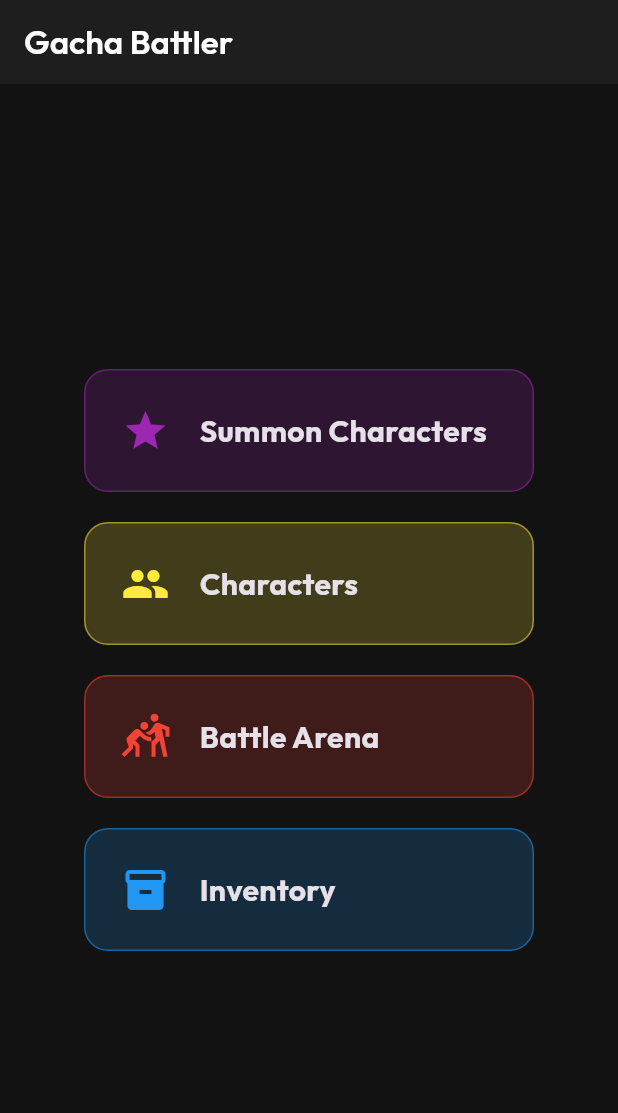
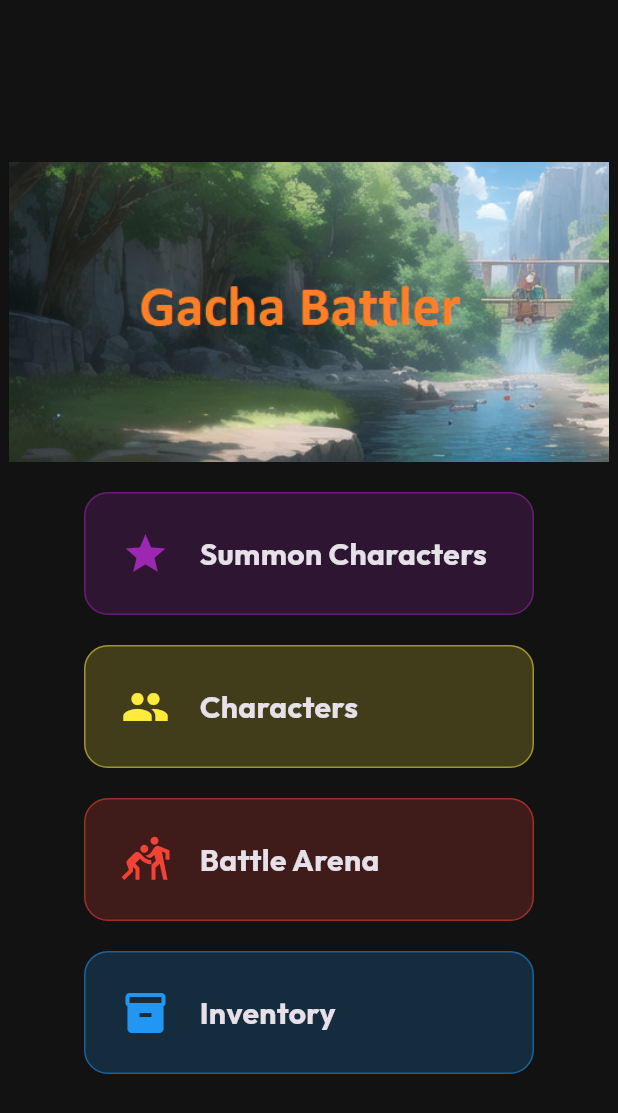
Before and after one commit to Jordan711/gacha-game-test, a Flutter app: the screen it shows after launch, on a phone screen of 412 x 824 dp. Shown: the top 1113 px of the screen. Run offline on Flutter 3.47's test engine with Material 3 defaults, Android fonts, the phone set to English and light mode, and no system bars; our stand-ins replace audioplayers, flutter_riverpod, go_router, google_fonts.

Commit message:
Put character images in their own folder

```diff
--- a/lib/src/features/battle/presentation/battle_screen.dart
+++ b/lib/src/features/battle/presentation/battle_screen.dart
@@ -118,7 +118,7 @@ class _BattleScreenState extends ConsumerState<BattleScreen> {
             ),
             const SizedBox(height: 8),
             Image.asset(
-              'assets/images/${character.name.toLowerCase()}.png',
+              'assets/images/characters/${character.name.toLowerCase()}.png',
               height: 100,
             ),
             const SizedBox(height: 8),
--- a/lib/src/features/gacha/presentation/gacha_screen.dart
+++ b/lib/src/features/gacha/presentation/gacha_screen.dart
@@ -104,7 +104,7 @@ class _GachaScreenState extends ConsumerState<GachaScreen> {
             ),
             const SizedBox(height: 10),
             Image.asset(
-              'assets/images/${character.name.toLowerCase()}.png',
+              'assets/images/characters/${character.name.toLowerCase()}.png',
               height: 100,
             ),
             const SizedBox(height: 10),
--- a/lib/src/features/home/presentation/home_screen.dart
+++ b/lib/src/features/home/presentation/home_screen.dart
@@ -7,11 +7,12 @@ class HomeScreen extends StatelessWidget {
   @override
   Widget build(BuildContext context) {
     return Scaffold(
-      appBar: AppBar(title: const Text('Gacha Battler')),
       body: Center(
         child: Column(
           mainAxisAlignment: MainAxisAlignment.center,
           children: [
+            Image.asset('assets/images/game_banner.png', height: 200),
+            const SizedBox(height: 20),
             _buildMenuButton(
               context,
               title: 'Summon Characters',
--- a/pubspec.yaml
+++ b/pubspec.yaml
@@ -61,6 +61,7 @@ flutter:
 
   assets:
     - assets/images/
+    - assets/images/characters/
     - assets/audio/
 
   # An image asset can refer to one or more resolution-specific "variants", see
```
Also changed, not shown: lib/src/features/characters/presentation/characters_screen.dart (+4 -4 lines), assets/images/characters/archer.png (renamed from assets/images/archer.png), assets/images/characters/mage.png (renamed from assets/images/mage.png), assets/images/characters/paladin.png (renamed from assets/images/paladin.png), assets/images/characters/rogue.png (renamed from assets/images/rogue.png), assets/images/characters/warrior.png (renamed from assets/images/warrior.png), assets/images/game_banner.png (added).
